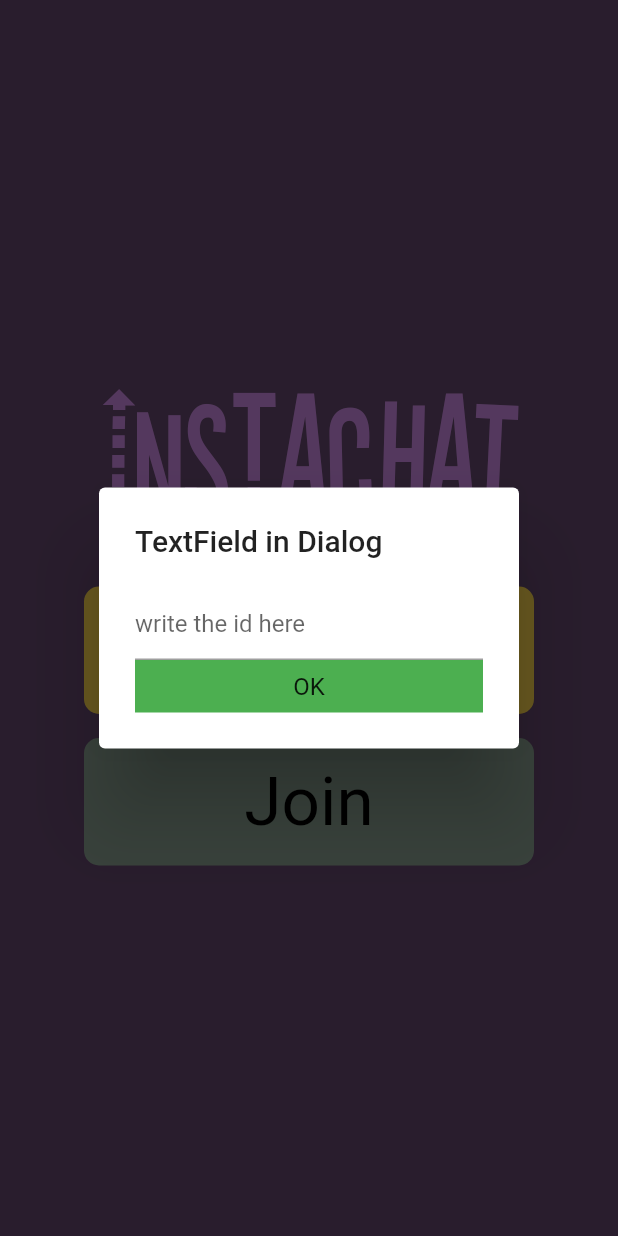
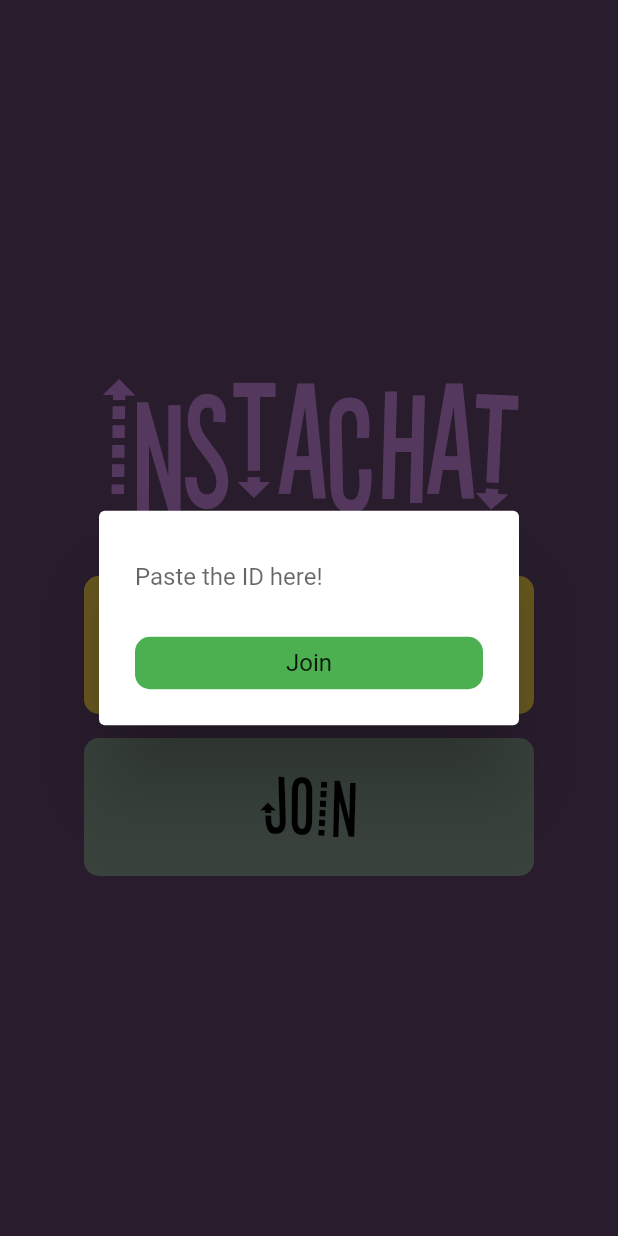
Before and after one commit to Dohmanlechx/Instachat, a Flutter app: the screen it shows after launch, after a tap on "Join", on a phone screen of 412 x 824 dp. Run offline on Flutter 3.47's test engine with Material 2 defaults, Android fonts, the phone set to English and light mode, and no system bars; our stand-ins replace firebase_core, firebase_database, flutter_riverpod, freezed_annotation; accounts and stored records are empty; generated files the repository leaves out were written again.

```diff
--- a/lib/screens/home_screen.dart
+++ b/lib/screens/home_screen.dart
@@ -19,8 +19,6 @@ class HomeScreen extends ConsumerStatefulWidget {
 }
 
 class _MyHomePageState extends ConsumerState<HomeScreen> {
-  bool host = true;
-
   late final ScrollController _scrollController;
   late final TextEditingController _idController;
 
@@ -53,7 +51,7 @@ class _MyHomePageState extends ConsumerState<HomeScreen> {
             await navigator.push(
               PageRouteBuilder(
                 pageBuilder: ((_, __, ___) =>
-                    ChatScreen(chatId: id, isAdmin: host)),
+                    ChatScreen(chatId: id, isAdmin: true)),
                 transitionDuration: Duration.zero,
                 reverseTransitionDuration: Duration.zero,
               ),
@@ -69,11 +67,14 @@ class _MyHomePageState extends ConsumerState<HomeScreen> {
               child: Padding(
                 padding: const EdgeInsets.all(UI.p16),
                 child: Center(
-                    child: Text('Start',
-                        style: Theme.of(context)
-                            .textTheme
-                            .headline3!
-                            .copyWith(color: Colors.black))),
+                  child: Text(
+                    'Start',
+                    style: UI.stereofidelic.copyWith(
+                      fontSize: 50,
+                      color: Colors.black,
+                    ),
+                  ),
+                ),
               ),
             ),
           ),
@@ -81,12 +82,10 @@ class _MyHomePageState extends ConsumerState<HomeScreen> {
         const SizedBox(height: UI.p16),
         GestureDetector(
           onTap: () async {
-            host = false;
             await showDialog(
               context: context,
               builder: ((context) {
                 return AlertDialog(
-                  title: const Text('TextField in Dialog'),
                   content: Column(
                     mainAxisSize: MainAxisSize.min,
                     children: [
@@ -94,9 +93,11 @@ class _MyHomePageState extends ConsumerState<HomeScreen> {
                         onChanged: (value) {},
                         controller: _idController,
                         decoration: const InputDecoration(
-                          hintText: "write the id here",
+                          hintText: "Paste the ID here!",
+                          border: InputBorder.none,
                         ),
                       ),
+                      const SizedBox(height: UI.p16),
                       GestureDetector(
                         onTap: () async {
                           Navigator.of(context).pop();
@@ -109,7 +110,7 @@ class _MyHomePageState extends ConsumerState<HomeScreen> {
                             PageRouteBuilder(
                               pageBuilder: ((_, __, ___) => ChatScreen(
                                     chatId: _idController.text,
-                                    isAdmin: host,
+                                    isAdmin: false,
                                   )),
                               transitionDuration: Duration.zero,
                               reverseTransitionDuration: Duration.zero,
@@ -118,10 +119,13 @@ class _MyHomePageState extends ConsumerState<HomeScreen> {
                         },
                         child: Container(
                           width: double.infinity,
-                          color: Colors.green,
+                          decoration: BoxDecoration(
+                            borderRadius: UI.radius,
+                            color: Colors.green,
+                          ),
                           child: const Padding(
                             padding: EdgeInsets.all(8.0),
-                            child: Center(child: Text('OK')),
+                            child: Center(child: Text('Join')),
                           ),
                         ),
                       )
@@ -141,11 +145,14 @@ class _MyHomePageState extends ConsumerState<HomeScreen> {
               child: Padding(
                 padding: const EdgeInsets.all(UI.p16),
                 child: Center(
-                    child: Text('Join',
-                        style: Theme.of(context)
-                            .textTheme
-                            .headline3!
-                            .copyWith(color: Colors.black))),
+                  child: Text(
+                    'Join',
+                    style: UI.stereofidelic.copyWith(
+                      fontSize: 50,
+                      color: Colors.black,
+                    ),
+                  ),
+                ),
               ),
             ),
           ),
--- a/lib/widgets/chat_box.dart
+++ b/lib/widgets/chat_box.dart
@@ -2,16 +2,21 @@ import 'package:flutter/material.dart';
 import 'package:instachat/theme/ui.dart';
 
 class ChatBox extends StatelessWidget {
-  const ChatBox({required this.child, super.key});
+  const ChatBox({
+    required this.child,
+    required this.color,
+    super.key,
+  });
 
   final Widget child;
+  final Color color;
 
   @override
   Widget build(BuildContext context) {
     return Container(
       decoration: BoxDecoration(
         borderRadius: UI.radius,
-        color: UI.chatbox,
+        color: color,
         boxShadow: [
           BoxShadow(
             color: Colors.black.withOpacity(0.3),
--- a/lib/widgets/chat_box_friend.dart
+++ b/lib/widgets/chat_box_friend.dart
@@ -58,6 +58,7 @@ class _FriendChatBoxState extends ConsumerState<FriendChatBox> {
   @override
   Widget build(BuildContext context) {
     return ChatBox(
+      color: UI.chatbox,
       child: SingleChildScrollView(
         controller: _scrollController,
         child: Padding(
--- a/lib/widgets/chat_box_me.dart
+++ b/lib/widgets/chat_box_me.dart
@@ -50,6 +50,7 @@ class _MyChatBoxState extends ConsumerState<MyChatBox> {
   @override
   Widget build(BuildContext context) {
     return ChatBox(
+      color: UI.myChatbox,
       child: Padding(
         padding: const EdgeInsets.all(UI.p16),
         child: Column(
```
